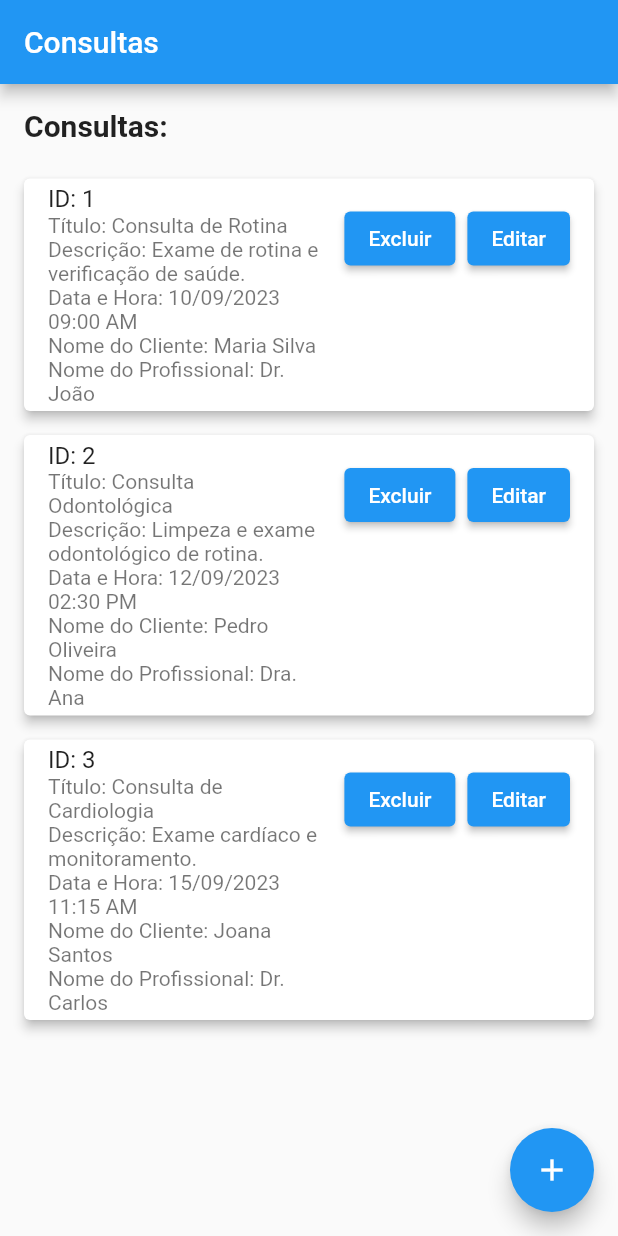
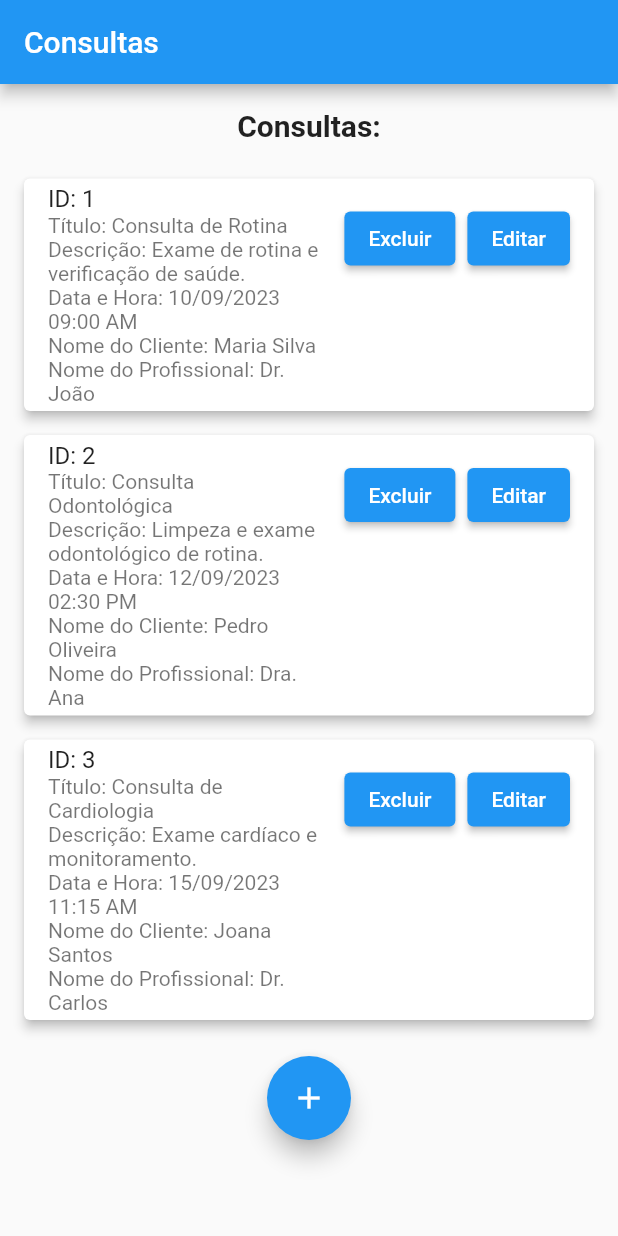
Before and after one commit to GABRIEL-ASSYS/HealthArch-Flutter, a Flutter app: the screen it shows after launch, on a phone screen of 412 x 824 dp. Run offline on Flutter 3.47's test engine with Material 2 defaults, Android fonts, the phone set to English and light mode, and no system bars.

Commit message:
Update ConsultasScreen.dart

```diff
--- a/lib/screens/ConsultasScreen.dart
+++ b/lib/screens/ConsultasScreen.dart
@@ -66,9 +66,10 @@ class _ConsultasScreenState extends State<ConsultasScreen> {
         title: Text('Consultas'),
       ),
       body: SingleChildScrollView(
+        child: Container(
           padding: EdgeInsets.all(16.0),
           child: Column(
-          crossAxisAlignment: CrossAxisAlignment.start,
+            crossAxisAlignment: CrossAxisAlignment.center,
             children: <Widget>[
               Text(
                 'Consultas:',
@@ -77,6 +78,7 @@ class _ConsultasScreenState extends State<ConsultasScreen> {
               SizedBox(height: 16.0),
               ListView.builder(
                 shrinkWrap: true,
+                physics: NeverScrollableScrollPhysics(),
                 itemCount: consultas.length,
                 itemBuilder: (context, index) {
                   final consulta = consultas[index];
@@ -118,10 +120,8 @@ class _ConsultasScreenState extends State<ConsultasScreen> {
                   );
                 },
               ),
-          ],
-        ),
-      ),
-      floatingActionButton: FloatingActionButton(
+              SizedBox(height: 16.0),
+              FloatingActionButton(
                 onPressed: () {
                   Navigator.push(
                     context,
@@ -130,6 +130,11 @@ class _ConsultasScreenState extends State<ConsultasScreen> {
                 },
                 child: Icon(Icons.add),
               ),
+              SizedBox(height: 16.0),
+            ],
+          ),
+        ),
+      ),
     );
   }
 }
```
Lines whose indentation alone changed are shown as unchanged.
